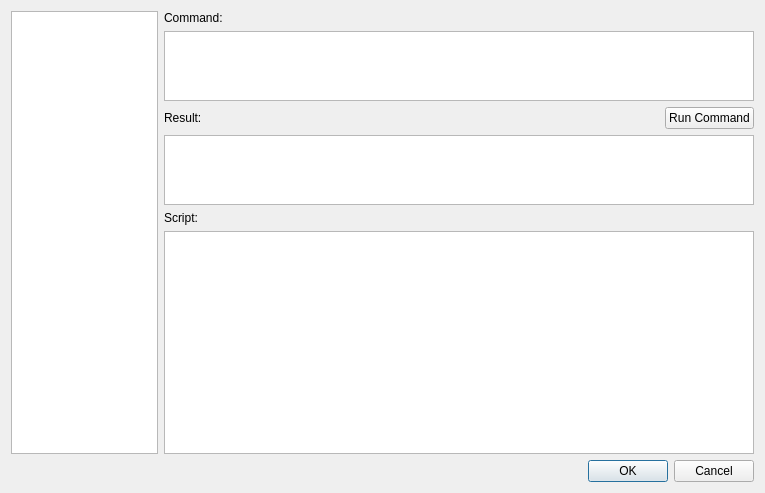
Qt form XMonitor/ui/StepScriptDialog.ui (yewberry/yewtic) before a commit.
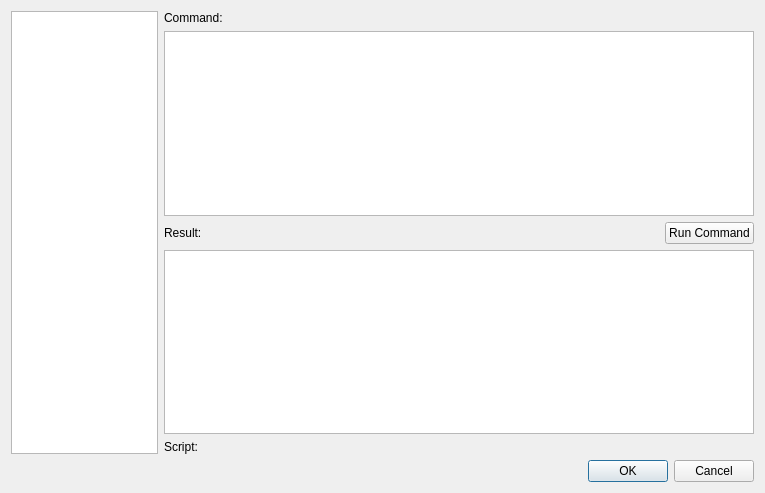
The same form after that commit.

```diff
--- a/XMonitor/ui/StepScriptDialog.ui
+++ b/XMonitor/ui/StepScriptDialog.ui
@@ -27,7 +27,7 @@
       </widget>
      </item>
      <item>
-      <layout class="QVBoxLayout" name="verticalLayout" stretch="0,1,0,1,0,4">
+      <layout class="QVBoxLayout" name="editorLayout" stretch="0,1,0,1,0">
        <item>
         <widget class="QLabel" name="label">
          <property name="sizePolicy">
@@ -42,14 +42,7 @@
         </widget>
        </item>
        <item>
-        <widget class="QTextEdit" name="cmd">
-         <property name="sizePolicy">
-          <sizepolicy hsizetype="Expanding" vsizetype="Expanding">
-           <horstretch>0</horstretch>
-           <verstretch>0</verstretch>
-          </sizepolicy>
-         </property>
-        </widget>
+        <widget class="QPlainTextEdit" name="cmd"/>
        </item>
        <item>
         <layout class="QHBoxLayout" name="horizontalLayout_2">
@@ -98,16 +91,6 @@
          </property>
         </widget>
        </item>
-       <item>
-        <widget class="QTextEdit" name="script">
-         <property name="sizePolicy">
-          <sizepolicy hsizetype="Expanding" vsizetype="Expanding">
-           <horstretch>0</horstretch>
-           <verstretch>0</verstretch>
-          </sizepolicy>
-         </property>
-        </widget>
-       </item>
       </layout>
      </item>
     </layout>
```
